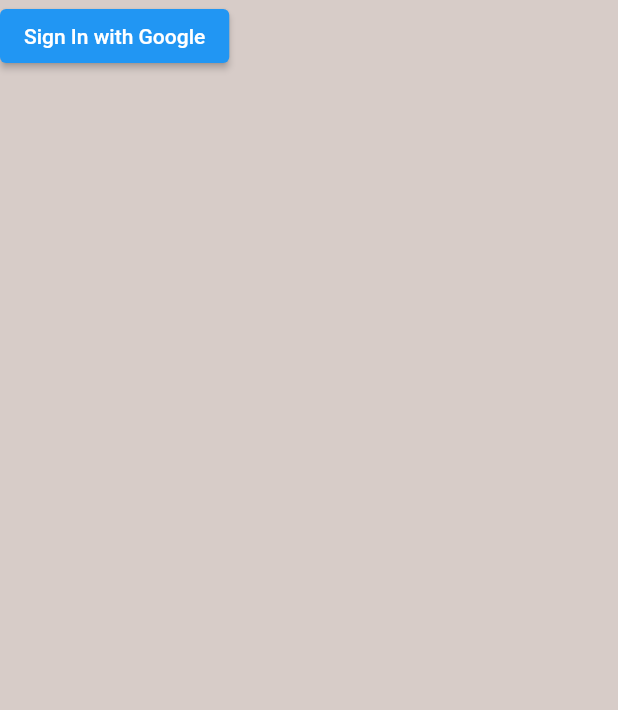
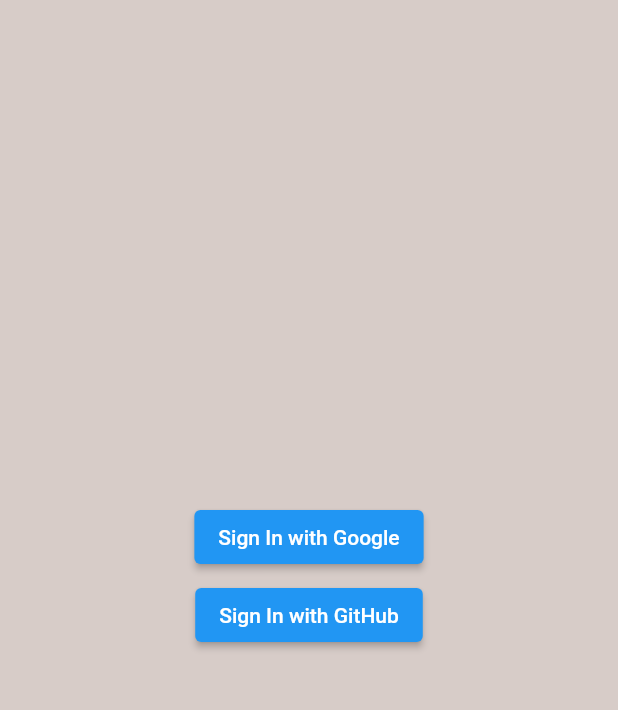
Before and after one commit to SanskarModi22/Brew_App, a Flutter app: the screen it shows after launch, on a phone screen of 412 x 824 dp, the part 84-794 px from its top. Run offline on Flutter 3.47's test engine with Material 2 defaults, Android fonts, the phone set to English and light mode, and no system bars; our stand-ins replace cloud_firestore, firebase_auth, firebase_core, flutter_spinkit, google_sign_in; missing offline and left inert: github_sign_in; accounts and stored records are empty.

Commit message:
Added the Github SignIn

```diff
--- a/lib/Screens/Authenticate/social_auth.dart
+++ b/lib/Screens/Authenticate/social_auth.dart
@@ -4,10 +4,10 @@ import 'package:flutter_firestore/Screens/Home/home.dart';
 import 'package:flutter_firestore/Screens/Services/authentication.dart';
 import 'package:flutter_firestore/Shared/constants.dart';
 import 'package:flutter_firestore/Shared/loading.dart';
+
 class SocialAuth extends StatefulWidget {
-  const SocialAuth({Key? key,this.toggleView}) : super(key: key);
+  const SocialAuth({Key? key, this.toggleView}) : super(key: key);
   final Function? toggleView;
-
 
   @override
   _SocialAuthState createState() => _SocialAuthState();
@@ -28,8 +28,7 @@ class _SocialAuthState extends State<SocialAuth> {
   bool showLoading = false;
   @override
   Widget build(BuildContext context) {
-    return
-    Scaffold(
+    return Scaffold(
       backgroundColor: Colors.brown[100],
       appBar: AppBar(
         backgroundColor: Colors.brown[400],
@@ -43,7 +42,13 @@ class _SocialAuthState extends State<SocialAuth> {
           ),
         ],
       ),
-      body: ElevatedButton(
+      body: Center(
+        child: Container(
+          height: 100,
+          child: Column(
+            mainAxisAlignment: MainAxisAlignment.spaceBetween,
+            children: [
+              ElevatedButton(
                 child: Text("Sign In with Google"),
                 onPressed: () async {
                   dynamic result = await _auth.signInWithGoogle();
@@ -51,10 +56,27 @@ child: Text("Sign In with Google"),
                   if (result == null) {
                     setState(() {
                       error = 'Could not Sign In';
-                                  loading =false;
+                      loading = false;
                     });
                   }
                 },
+              ),
+              ElevatedButton(
+                child: Text("Sign In with GitHub"),
+                onPressed: () async {
+                  dynamic result = await _auth.signInWithGitHub(context);
+                  print(result);
+                  if (result == null) {
+                    setState(() {
+                      error = 'Could not Sign In';
+                      loading = false;
+                    });
+                  }
+                },
+              ),
+            ],
+          ),
+        ),
       ),
       // body: Container(
       //   padding: EdgeInsets.symmetric(vertical: 20.0, horizontal: 50.0),
--- a/pubspec.yaml
+++ b/pubspec.yaml
@@ -40,6 +40,7 @@ dependencies:
   provider: ^6.0.1
   flutter_spinkit: ^5.1.0
   google_sign_in: ^5.1.1
+  github_sign_in: ^0.0.4
 
 dev_dependencies:
   flutter_test:
```
Also changed, not shown: lib/Screens/Services/authentication.dart (+20 -0 lines), pubspec.lock. Lines whose indentation alone changed are shown as unchanged.
